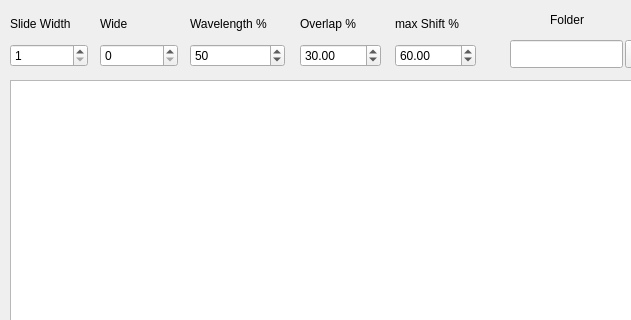
Above: formbuildslidehypecubepreview.ui from JairoSalazarV/QtHypCam before the change; both pictures show x 0 to 631 and y 0 to 320 of the 1161 by 435 pixel window. Below: the same form after it.
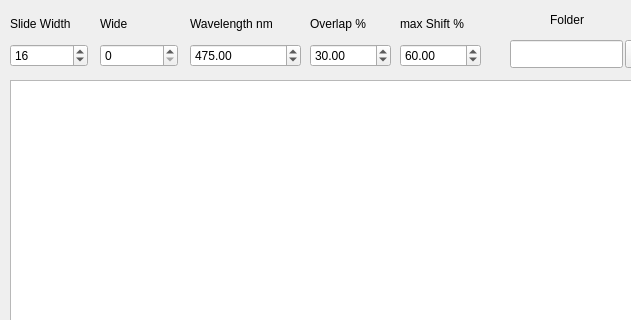
That is the form after the change. Icons and pictures are not drawn.

Commit message: Slide Simulator Improvement

```diff
--- a/formbuildslidehypecubepreview.ui
+++ b/formbuildslidehypecubepreview.ui
@@ -41,7 +41,7 @@
     <rect>
      <x>190</x>
      <y>10</y>
-     <width>95</width>
+     <width>111</width>
      <height>57</height>
     </rect>
    </property>
@@ -49,20 +49,20 @@
     <item row="0" column="0">
      <widget class="QLabel" name="label_3">
       <property name="text">
-       <string>Wavelength %</string>
+       <string>Wavelength nm</string>
       </property>
      </widget>
     </item>
     <item row="1" column="0">
-     <widget class="QSpinBox" name="spinSlideLocation">
+     <widget class="QDoubleSpinBox" name="spinBoxWavelen">
       <property name="minimum">
-       <number>5</number>
+       <double>100.000000000000000</double>
       </property>
       <property name="maximum">
-       <number>95</number>
+       <double>2400.000000000000000</double>
       </property>
       <property name="value">
-       <number>50</number>
+       <double>475.000000000000000</double>
       </property>
      </widget>
     </item>
@@ -94,7 +94,7 @@
        <number>10000</number>
       </property>
       <property name="value">
-       <number>1</number>
+       <number>16</number>
       </property>
      </widget>
     </item>
@@ -156,7 +156,7 @@
   <widget class="QWidget" name="layoutWidget_4">
    <property name="geometry">
     <rect>
-     <x>300</x>
+     <x>310</x>
      <y>10</y>
      <width>81</width>
      <height>57</height>
@@ -188,7 +188,7 @@
   <widget class="QWidget" name="layoutWidget_5">
    <property name="geometry">
     <rect>
-     <x>395</x>
+     <x>400</x>
      <y>10</y>
      <width>81</width>
      <height>57</height>
```
The commit also changes 7 other files.
